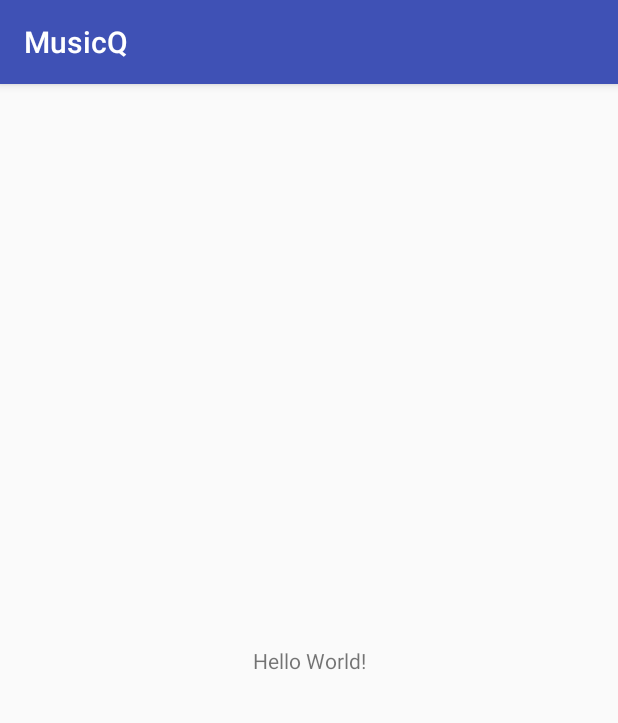
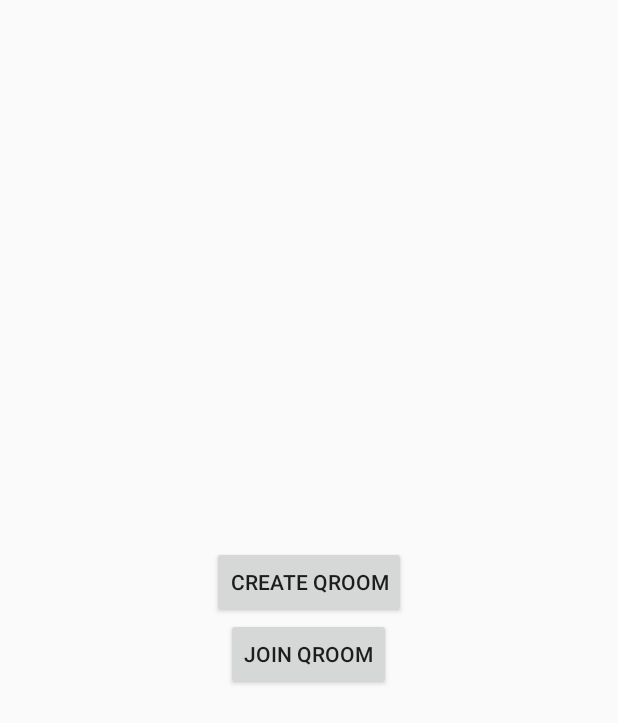
Before and after one commit to kmahorker/MusicQueueApp, an Android app: the screen it shows after launch (MainActivity before the commit, JoinCreateOption after it), on a phone screen of 412 x 824 dp. Shown: the top 723 px of the screen. Run offline under Robolectric (Android 15) with nearby library versions, the phone set to English and light mode, and no system bars.

Commit message:
join/create room option

```diff
--- a/app/build.gradle
+++ b/app/build.gradle
@@ -28,6 +28,7 @@ repositories {
 
 dependencies {
     compile fileTree(dir: 'libs', include: ['*.jar'])
+    compile 'com.android.support:design:25.4.0'
     androidTestCompile('com.android.support.test.espresso:espresso-core:2.2.2', {
         exclude group: 'com.android.support', module: 'support-annotations'
     })
--- /dev/null
+++ b/app/src/main/java/com/musicq/JoinCreateOption.java
@@ -0,0 +1,18 @@
+package com.musicq;
+
+import android.os.Bundle;
+import android.support.design.widget.FloatingActionButton;
+import android.support.design.widget.Snackbar;
+import android.support.v7.app.AppCompatActivity;
+import android.support.v7.widget.Toolbar;
+import android.view.View;
+
+public class JoinCreateOption extends AppCompatActivity {
+
+    @Override
+    protected void onCreate(Bundle savedInstanceState) {
+        super.onCreate(savedInstanceState);
+        setContentView(R.layout.activity_join_create_option);
+    }
+
+}
--- /dev/null
+++ b/app/src/main/res/layout/activity_join_create_option.xml
@@ -0,0 +1,28 @@
+<?xml version="1.0" encoding="utf-8"?>
+<LinearLayout xmlns:android="http://schemas.android.com/apk/res/android"
+    xmlns:app="http://schemas.android.com/apk/res-auto"
+    xmlns:tools="http://schemas.android.com/tools"
+    android:layout_width="match_parent"
+    android:layout_height="match_parent"
+    android:gravity="center"
+    android:orientation="vertical">
+
+    <Button
+        android:id="@+id/create"
+        android:layout_width="wrap_content"
+        android:layout_height="wrap_content"
+        android:layout_gravity="center_horizontal"
+        android:text="Create QRoom"
+        tools:layout_editor_absoluteX="37dp"
+        tools:layout_editor_absoluteY="231dp" />
+
+    <Button
+        android:id="@+id/join"
+        android:layout_width="wrap_content"
+        android:layout_height="wrap_content"
+        android:gravity="center"
+
+        android:text="Join QRoom"
+        tools:layout_editor_absoluteX="37dp"
+        tools:layout_editor_absoluteY="231dp" />
+</LinearLayout>
--- /dev/null
+++ b/app/src/main/res/values/dimens.xml
@@ -0,0 +1,3 @@
+<resources>
+    <dimen name="fab_margin">16dp</dimen>
+</resources>
--- a/app/src/main/res/values/strings.xml
+++ b/app/src/main/res/values/strings.xml
@@ -1,3 +1,4 @@
 <resources>
     <string name="app_name">MusicQ</string>
+    <string name="title_activity_join_create_option">JoinCreateOption</string>
 </resources>
--- a/app/src/main/res/values/styles.xml
+++ b/app/src/main/res/values/styles.xml
@@ -8,4 +8,13 @@
         <item name="colorAccent">@color/colorAccent</item>
     </style>
 
+    <style name="AppTheme.NoActionBar">
+        <item name="windowActionBar">false</item>
+        <item name="windowNoTitle">true</item>
+    </style>
+
+    <style name="AppTheme.AppBarOverlay" parent="ThemeOverlay.AppCompat.Dark.ActionBar" />
+
+    <style name="AppTheme.PopupOverlay" parent="ThemeOverlay.AppCompat.Light" />
+
 </resources>
```
Also changed, not shown: app/src/main/AndroidManifest.xml (+10 -6 lines), app/src/main/java/com/musicq/JoinRoom.java (added, +13 -0 lines), app/src/main/java/com/musicq/MainActivity.java (+16 -1 lines), app/src/main/res/layout/activity_join_room.xml (added, +16 -0 lines), build.gradle (+8 -0 lines).
